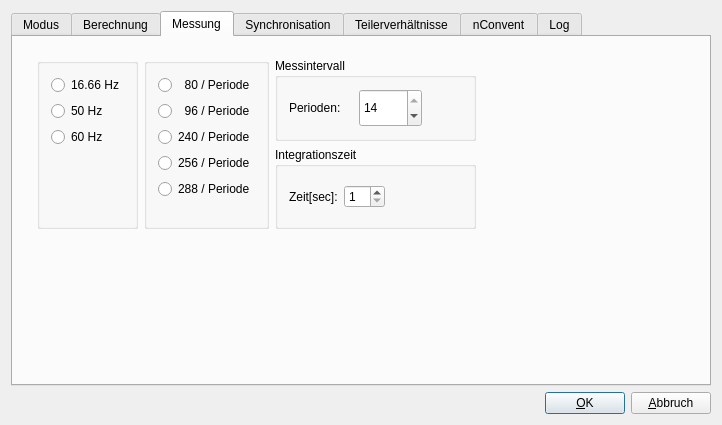
First picture: the form in wm3000i/confdialogbase.ui, repository ZeraGmbH/wm-project, before the edit.
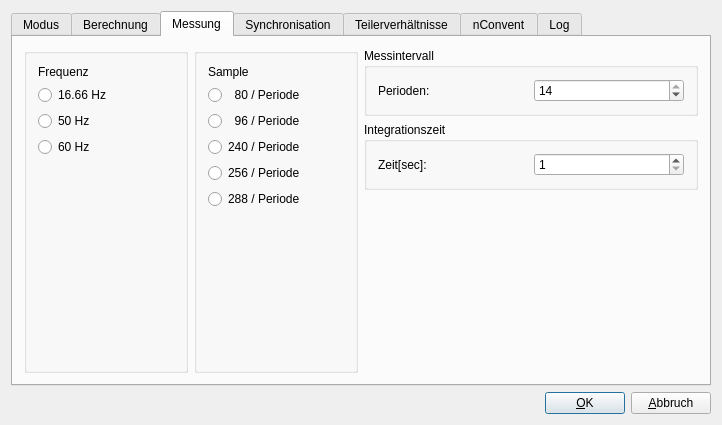
Second picture: the form after the edit.

Commit message: wm3000i/confdialogbase.ui adds nicer "Messung" gui

```diff
--- a/wm3000i/confdialogbase.ui
+++ b/wm3000i/confdialogbase.ui
@@ -387,15 +387,6 @@
         <attribute name="title">
          <string>Messung</string>
         </attribute>
-        <widget class="QWidget" name="layoutWidget">
-         <property name="geometry">
-          <rect>
-           <x>13</x>
-           <y>10</y>
-           <width>461</width>
-           <height>193</height>
-          </rect>
-         </property>
          <layout class="QHBoxLayout" name="horizontalLayout_23">
           <item>
            <layout class="QHBoxLayout" name="horizontalLayout_22">
@@ -411,6 +402,13 @@
                <font/>
               </property>
               <layout class="QVBoxLayout" name="verticalLayout_8">
+              <item>
+               <widget class="QLabel" name="label">
+                <property name="text">
+                 <string>Frequenz</string>
+                </property>
+               </widget>
+              </item>
                <item>
                 <widget class="QRadioButton" name="F16RadioButton">
                  <property name="sizePolicy">
@@ -478,6 +476,13 @@
             <item>
              <widget class="QGroupBox" name="SPeriodeGroupBox">
               <layout class="QVBoxLayout" name="verticalLayout_4">
+              <item>
+               <widget class="QLabel" name="label_2">
+                <property name="text">
+                 <string>Sample</string>
+                </property>
+               </widget>
+              </item>
                <item>
                 <widget class="QRadioButton" name="S80RadioButton">
                  <property name="text">
@@ -586,22 +591,6 @@
                  </property>
                 </widget>
                </item>
-               <item>
-                <spacer name="spacer9_2">
-                 <property name="orientation">
-                  <enum>Qt::Horizontal</enum>
-                 </property>
-                 <property name="sizeType">
-                  <enum>QSizePolicy::Preferred</enum>
-                 </property>
-                 <property name="sizeHint" stdset="0">
-                  <size>
-                   <width>40</width>
-                   <height>20</height>
-                  </size>
-                 </property>
-                </spacer>
-               </item>
               </layout>
              </widget>
             </item>
@@ -634,29 +623,25 @@
                  </property>
                 </widget>
                </item>
+             </layout>
+            </widget>
+           </item>
                <item>
-                <spacer name="spacer57">
+            <spacer name="verticalSpacer_9">
                  <property name="orientation">
-                  <enum>Qt::Horizontal</enum>
-                 </property>
-                 <property name="sizeType">
-                  <enum>QSizePolicy::Expanding</enum>
+              <enum>Qt::Vertical</enum>
                  </property>
                  <property name="sizeHint" stdset="0">
                   <size>
-                   <width>37</width>
-                   <height>17</height>
+               <width>20</width>
+               <height>40</height>
                   </size>
                  </property>
                 </spacer>
                </item>
               </layout>
-             </widget>
-            </item>
-           </layout>
-          </item>
-         </layout>
-        </widget>
+         </item>
+        </layout>
        </widget>
        <widget class="QWidget" name="SyncTabPage">
         <attribute name="title">
```
Lines whose indentation alone changed are shown as unchanged.
